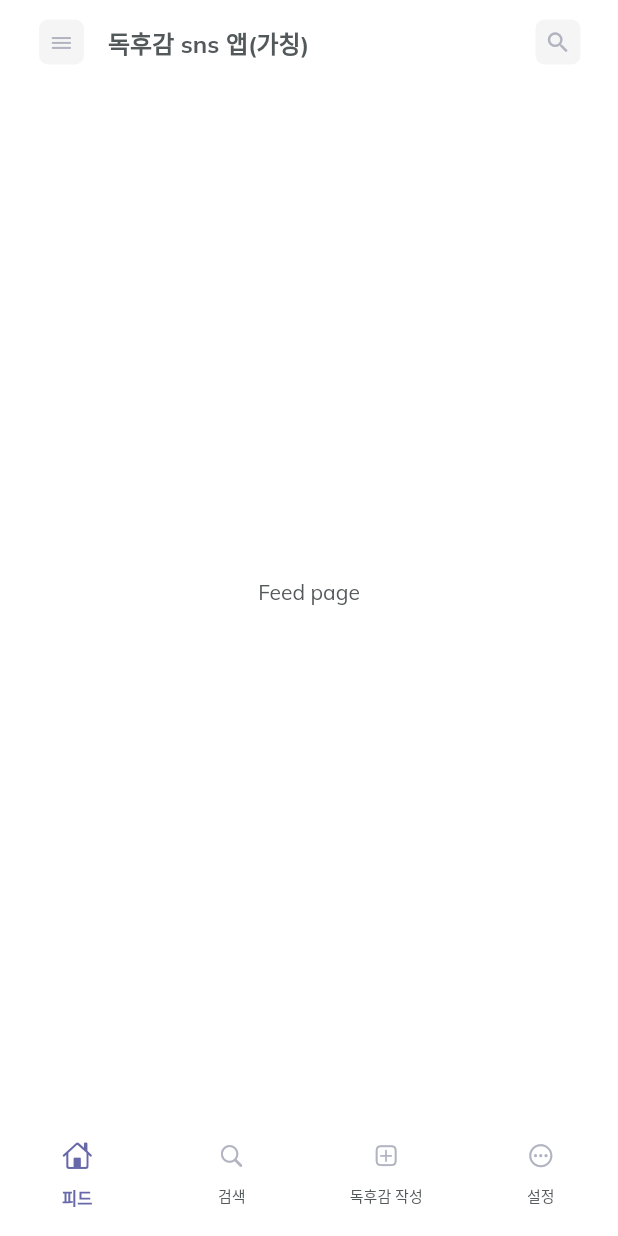
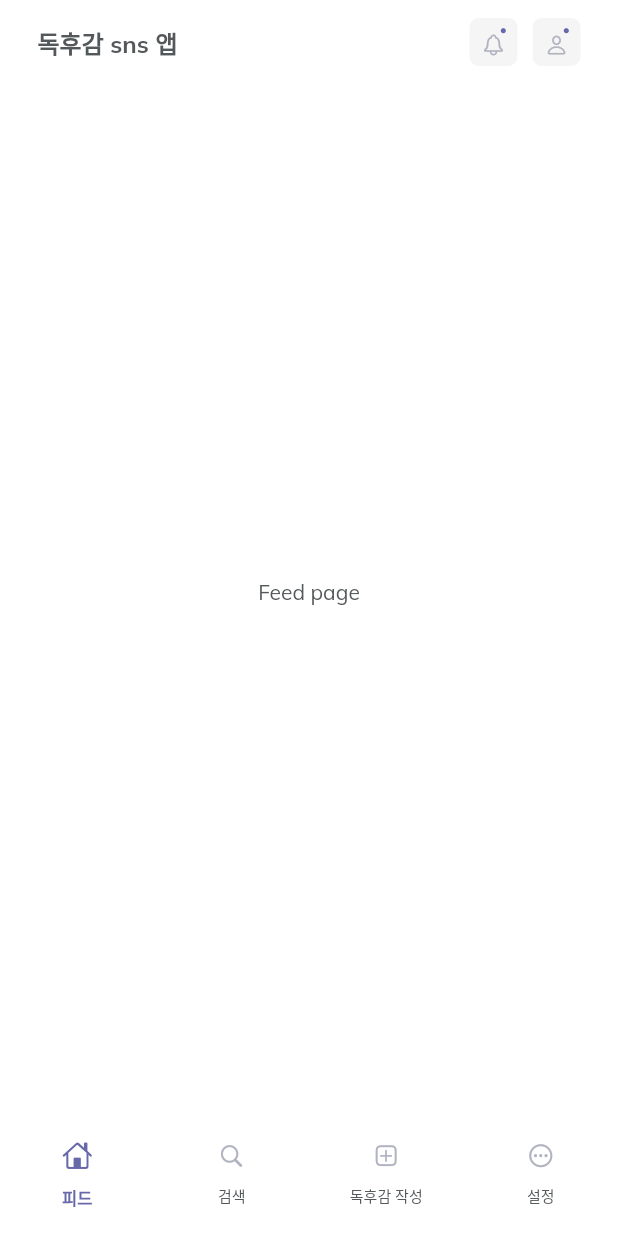
Before and after one commit to book-report-project/book-report-project, a Flutter app: the screen it shows after launch, on a phone screen of 412 x 824 dp. Run offline on Flutter 3.47's test engine with Material 2 defaults, Android fonts, the light colour scheme and no system bars; our stand-ins replace cached_network_image, google_fonts.

Commit message:
:lipstick: appbar 디자인 수정

```diff
--- a/lib/screens/home_screen.dart
+++ b/lib/screens/home_screen.dart
@@ -8,12 +8,11 @@ class HomeScreen extends StatelessWidget {
   HomeScreen({Key? key}) : super(key: key);
 
   final ValueNotifier<int> pageIndex = ValueNotifier(0);
-  final ValueNotifier<String> title = ValueNotifier('독후감 sns 앱(가칭)');
+  final ValueNotifier<String> title = ValueNotifier('독후감 sns 앱');
 
   final pages = const [FeedPage(), SearchPage(), WritePage(), SettingPage()];
 
   void _onNavigationItemSelected(index) {
-    title.value = '독후감 sns 앱(가칭)';
     pageIndex.value = index;
   }
 
@@ -26,7 +25,12 @@ class HomeScreen extends StatelessWidget {
         iconTheme: Theme.of(context).iconTheme,
         backgroundColor: Colors.transparent,
         elevation: 0,
-        title: ValueListenableBuilder(
+        leadingWidth: 120,
+        leading: Padding(
+          padding: const EdgeInsets.only(left: 25),
+          child: Align(
+            alignment: Alignment.centerLeft,
+            child: ValueListenableBuilder(
               valueListenable: title,
               builder: (BuildContext context, String value, _) {
                 return Text(value,
@@ -36,26 +40,31 @@ class HomeScreen extends StatelessWidget {
                     ));
               },
             ),
-        leading: Align(
+          ),
+        ),
+        actions: [
+          Padding(
+            padding: const EdgeInsets.only(right: 10),
+            child: Align(
               alignment: Alignment.centerRight,
               child: IconBackground(
-              icon: CupertinoIcons.bars,
+                  icon: CupertinoIcons.bell,
                   onTap: () {
                     print('TODO search');
                   }),
             ),
-        actions: [
+          ),
           Padding(
             padding: const EdgeInsets.only(right: 25),
             child: Align(
               alignment: Alignment.centerRight,
               child: IconBackground(
-                  icon: Icons.search,
+                  icon: CupertinoIcons.person,
                   onTap: () {
                     print('TODO search');
                   }),
             ),
-          )
+          ),
         ],
       ),
       body: ValueListenableBuilder(
--- a/lib/widgets/icon_buttons.dart
+++ b/lib/widgets/icon_buttons.dart
@@ -1,8 +1,9 @@
+import 'package:flutter/cupertino.dart';
 import 'package:flutter/material.dart';
 
 import 'package:book_report_app/style/theme.dart';
 
-class IconBackground extends StatelessWidget {
+class IconBackground extends StatefulWidget {
   const IconBackground({
     Key? key,
     required this.icon,
@@ -13,6 +14,18 @@ class IconBackground extends StatelessWidget {
   final VoidCallback onTap;
 
   @override
+  State<IconBackground> createState() => _IconBackgroundState();
+}
+
+class _IconBackgroundState extends State<IconBackground> {
+  bool isNewData = true;
+  void _handleClicked() {
+    setState(() {
+      isNewData = false;
+    });
+  }
+
+  @override
   Widget build(BuildContext context) {
     return Material(
       color: Theme.of(context).cardColor,
@@ -20,17 +33,41 @@ class IconBackground extends StatelessWidget {
       child: InkWell(
         borderRadius: BorderRadius.circular(6),
         splashColor: Theme.of(context).scaffoldBackgroundColor,
-        onTap: onTap,
+        onTap: () {
+          _handleClicked();
+        },
         child: Padding(
           padding: const EdgeInsets.all(6),
-          child: Icon(
-            icon,
-            size: 18,
+          child: SizedBox(
+            width: 20,
+            height: 20,
+            child: Column(
+              children: [
+                _badge(isNewData),
+                Icon(
+                  widget.icon,
+                  size: 16,
+                ),
+              ],
+            ),
           ),
         ),
       ),
     );
   }
+}
+
+Widget _badge(isNewData) {
+  return Padding(
+      padding: const EdgeInsets.only(left: 13.0),
+      child: SizedBox(
+          width: 4,
+          height: 4,
+          child: Icon(
+            CupertinoIcons.circle_fill,
+            size: 4,
+            color: isNewData ? AppColors.secondary : Colors.transparent,
+          )));
 }
 
 class IconBorder extends StatelessWidget {
```
Lines whose indentation alone changed are shown as unchanged.
